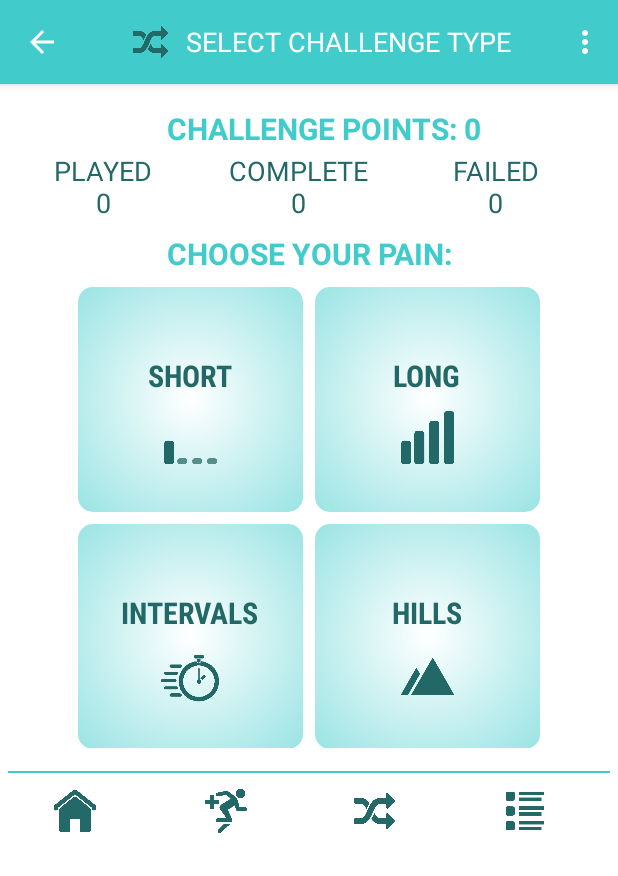
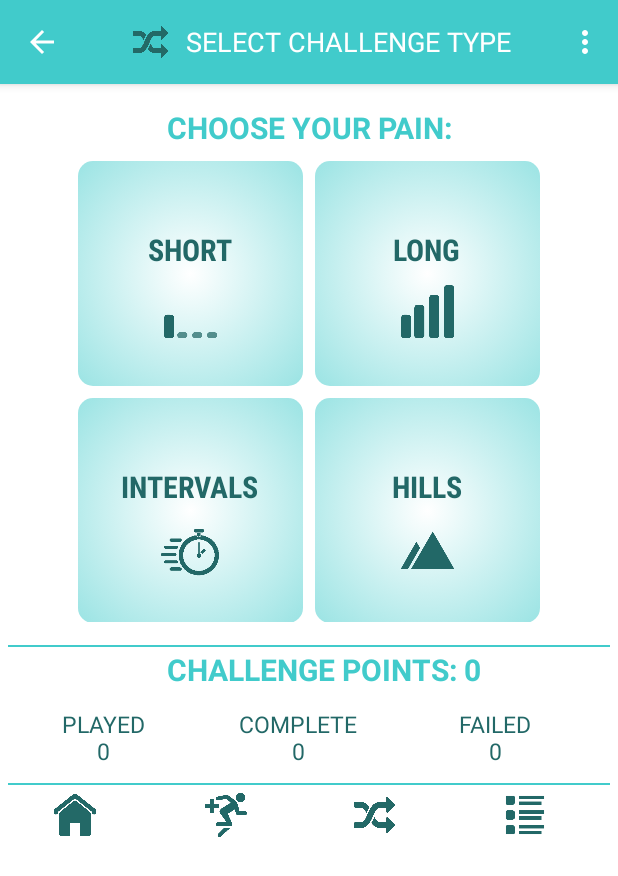
Before and after one commit to winnie-ho/161215_JavaAndroidProject, an Android app: the ChallengeSelect screen opened directly, with no data from a screen before it, on a phone screen of 412 x 824 dp. Shown: the top 876 px of the screen. Run offline under Robolectric (Android 15) with nearby library versions, the phone set to English and light mode, and no system bars.

Commit message:
improving the challenge select page

```diff
--- a/RunTrack/app/src/main/res/layout/challenge_select.xml
+++ b/RunTrack/app/src/main/res/layout/challenge_select.xml
@@ -5,89 +5,15 @@
     android:layout_height="match_parent"
     android:background="@color/colorWhite">
 
-    <LinearLayout
-        android:layout_width="wrap_content"
-        android:layout_height="40dp"
-        android:orientation="horizontal"
-        android:layout_gravity="center"
-        android:gravity="center_vertical"
-        >
 
-        <TextView
-            android:id="@+id/points"
-            android:text="CHALLENGE POINTS: "
-            android:layout_width="match_parent"
-            android:layout_height="30dp"
-            android:textSize="20dp"
-            android:textColor="@color/colorPrimary"
-            android:textStyle="bold"
-            android:gravity="center_vertical"
-            android:layout_marginLeft="20dp"
-            android:layout_marginTop="10dp"/>
 
-        <TextView
-            android:id="@+id/points_score"
-            android:layout_width="match_parent"
-            android:layout_height="30dp"
-            android:textSize="20dp"
-            android:textColor="@color/colorPrimary"
-            android:textStyle="bold"
-            android:gravity="center_vertical"
-            android:layout_marginTop="10dp"
-            android:text="00"/>
-
-    </LinearLayout>
-
-    <LinearLayout xmlns:android="http://schemas.android.com/apk/res/android"
-        android:orientation="horizontal"
-        android:layout_width="match_parent"
-        android:layout_height="wrap_content">
-
-        <TextView
-            android:id="@+id/played"
-            android:layout_width="130dp"
-            android:layout_height="55dp"
-            android:layout_marginLeft="4dp"
-            android:text="@string/challenges_played"
-            android:textSize="18dp"
-            android:textColor="@color/colorPrimaryDark"
-            android:textAlignment="center"
-            android:background="@color/colorWhite"
-            android:padding="5dp"
-            android:layout_gravity="center_horizontal" />
-
-        <TextView
-            android:id="@+id/complete"
-            android:layout_width="130dp"
-            android:layout_height="55dp"
-            android:textSize="18dp"
-            android:textColor="@color/colorPrimaryDark"
-            android:textAlignment="center"
-            android:background="@color/colorWhite"
-            android:padding="5dp"
-            android:text="@string/challenges_complete"
-            android:layout_gravity="center_horizontal" />
-
-        <TextView
-            android:id="@+id/failed"
-            android:layout_width="132dp"
-            android:layout_height="55dp"
-            android:layout_marginRight="4dp"
-            android:text="@string/challenges_failed"
-            android:textSize="18dp"
-            android:textColor="@color/colorPrimaryDark"
-            android:textAlignment="center"
-            android:background="@color/colorWhite"
-            android:padding="5dp"
-            android:layout_gravity="center_horizontal" />
-    </LinearLayout>
 
     <TextView
         android:id="@+id/challenge_select"
         android:text="@string/challenge_select_title"
         android:layout_width="match_parent"
         android:layout_height="25dp"
-        android:layout_marginTop="4dp"
+        android:layout_marginTop="15dp"
         android:layout_marginLeft="4dp"
         android:layout_marginRight="4dp"
         android:layout_marginBottom="10dp"
@@ -272,6 +198,93 @@
         android:layout_margin="5dp">
     </LinearLayout>
 
+
+
+    <LinearLayout
+        android:layout_width="wrap_content"
+        android:layout_height="30dp"
+        android:orientation="horizontal"
+        android:layout_gravity="center"
+        android:gravity="center_vertical">
+
+        <TextView
+            android:id="@+id/points"
+            android:text="CHALLENGE POINTS: "
+            android:layout_width="match_parent"
+            android:layout_height="30dp"
+            android:textSize="20dp"
+            android:textColor="@color/colorPrimary"
+            android:textStyle="bold"
+            android:gravity="center_vertical"
+            android:layout_marginLeft="20dp"
+            android:layout_marginTop="5dp"
+            android:layout_gravity="bottom" />
+
+        <TextView
+            android:id="@+id/points_score"
+            android:layout_width="match_parent"
+            android:layout_height="30dp"
+            android:textSize="20dp"
+            android:textColor="@color/colorPrimary"
+            android:textStyle="bold"
+            android:gravity="center_vertical"
+            android:layout_marginTop="5dp"
+            android:text="00"
+            android:layout_gravity="bottom" />
+    </LinearLayout>
+
+    <LinearLayout xmlns:android="http://schemas.android.com/apk/res/android"
+        android:orientation="horizontal"
+        android:layout_width="match_parent"
+        android:layout_height="wrap_content">
+
+        <TextView
+            android:id="@+id/played"
+            android:layout_width="130dp"
+            android:layout_height="55dp"
+            android:layout_marginLeft="4dp"
+            android:text="@string/challenges_played"
+            android:textSize="15dp"
+            android:textColor="@color/colorPrimaryDark"
+            android:textAlignment="center"
+            android:background="@color/colorWhite"
+            android:padding="5dp"
+            android:layout_gravity="center_horizontal" />
+
+        <TextView
+            android:id="@+id/complete"
+            android:layout_width="130dp"
+            android:layout_height="55dp"
+            android:textSize="15dp"
+            android:textColor="@color/colorPrimaryDark"
+            android:textAlignment="center"
+            android:background="@color/colorWhite"
+            android:padding="5dp"
+            android:text="@string/challenges_complete"
+            android:layout_gravity="center_horizontal" />
+
+        <TextView
+            android:id="@+id/failed"
+            android:layout_width="132dp"
+            android:layout_height="55dp"
+            android:layout_marginRight="4dp"
+            android:text="@string/challenges_failed"
+            android:textSize="15dp"
+            android:textColor="@color/colorPrimaryDark"
+            android:textAlignment="center"
+            android:background="@color/colorWhite"
+            android:padding="5dp"
+            android:layout_gravity="center_horizontal" />
+    </LinearLayout>
+
+    <LinearLayout
+        android:layout_width="match_parent"
+        android:layout_height="1dp"
+        android:background="@color/colorPrimary"
+        android:layout_marginRight="5dp"
+        android:layout_marginLeft="5dp">
+    </LinearLayout>
+
     <LinearLayout xmlns:android="http://schemas.android.com/apk/res/android"
         android:orientation="horizontal"
         android:layout_width="match_parent"
@@ -323,4 +336,5 @@
             android:clickable="true"/>
     </LinearLayout>
 
+
 </LinearLayout>
```
